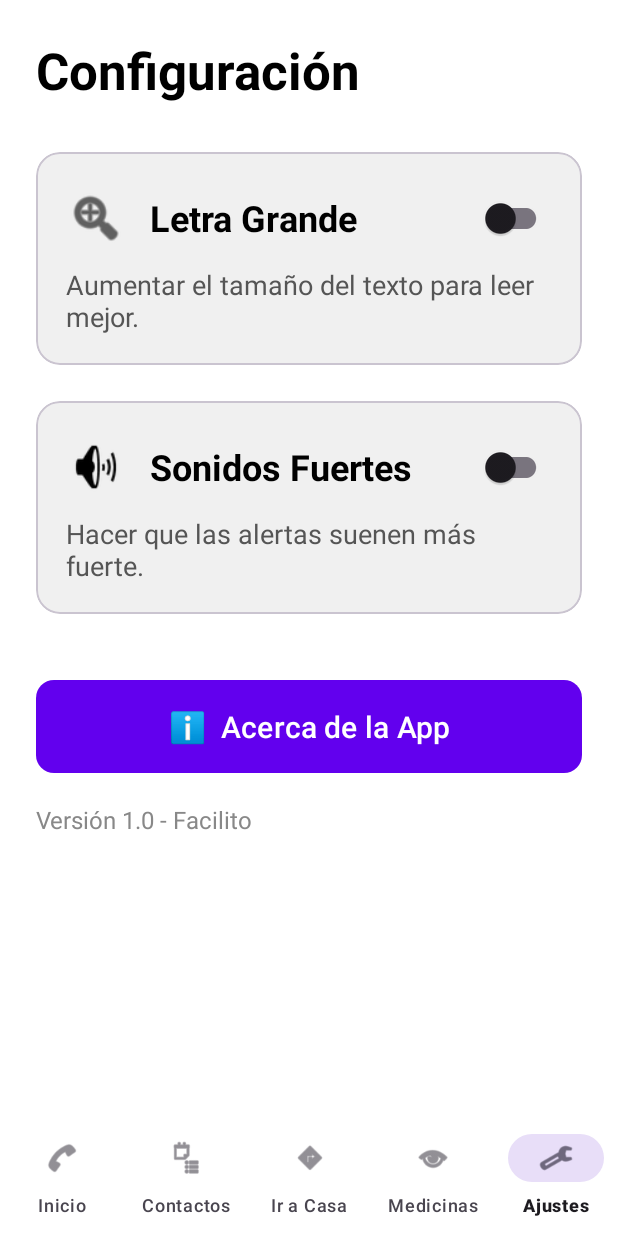
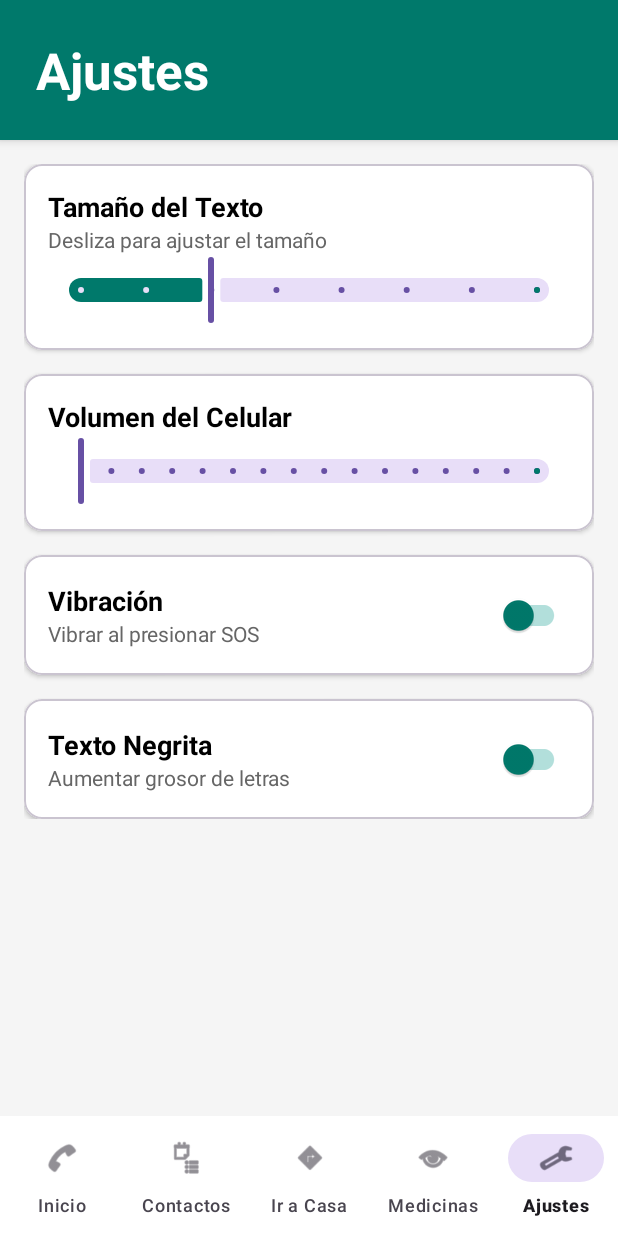
Before and after one commit to rotergo/Facitilo-App, an Android app: the screen it shows after launch (MainActivity), item 5 of the bottom bar chosen, on a phone screen of 412 x 824 dp. Run offline under Robolectric (Android 15) with nearby library versions, the phone set to English and light mode, and no system bars.

Commit message:
cambio de desieño y configuraciones

```diff
--- a/app/src/main/AndroidManifest.xml
+++ b/app/src/main/AndroidManifest.xml
@@ -4,6 +4,7 @@
 
     <uses-permission android:name="android.permission.CALL_PHONE" />
     <uses-permission android:name="android.permission.SEND_SMS" />
+    <uses-permission android:name="android.permission.VIBRATE" />
     <uses-permission android:name="android.permission.ACCESS_FINE_LOCATION" />
     <uses-permission android:name="android.permission.ACCESS_COARSE_LOCATION" />
     <uses-permission android:name="android.permission.POST_NOTIFICATIONS" />
--- a/app/src/main/java/com/example/facitilov2/HomeFragment.kt
+++ b/app/src/main/java/com/example/facitilov2/HomeFragment.kt
@@ -14,6 +14,9 @@ import androidx.core.content.ContextCompat
 import androidx.fragment.app.Fragment
 import com.google.android.gms.location.LocationServices
 import com.google.android.material.button.MaterialButton
+import android.os.Build
+import android.os.VibrationEffect
+import android.os.Vibrator
 
 class HomeFragment : Fragment() {
 
@@ -40,7 +43,15 @@ class HomeFragment : Fragment() {
         // 1. Verificar si hay contactos guardados
         val prefs = context.getSharedPreferences("FacilitoPrefs", Context.MODE_PRIVATE)
         val contactCount = prefs.getInt("contact_count", 0)
-
+        if (prefs.getBoolean("vibration_enabled", false)) {
+            val vibrator = context.getSystemService(Context.VIBRATOR_SERVICE) as Vibrator
+            if (Build.VERSION.SDK_INT >= Build.VERSION_CODES.O) {
+                // Vibrar por 500 milisegundos (medio segundo)
+                vibrator.vibrate(VibrationEffect.createOneShot(500, VibrationEffect.DEFAULT_AMPLITUDE))
+            } else {
+                vibrator.vibrate(500)
+            }
+        }
         if (contactCount == 0) {
             Toast.makeText(context, "Agrega contactos primero en la pestaña 'Contactos'", Toast.LENGTH_LONG).show()
             return
--- a/app/src/main/java/com/example/facitilov2/MainActivity.kt
+++ b/app/src/main/java/com/example/facitilov2/MainActivity.kt
@@ -1,6 +1,7 @@
 package com.example.facitilov2
 
 import android.content.Context
+import android.content.res.Configuration
 import android.os.Bundle
 import androidx.appcompat.app.AppCompatActivity
 import androidx.fragment.app.Fragment
@@ -9,17 +10,21 @@ import com.google.android.material.bottomnavigation.BottomNavigationView
 class MainActivity : AppCompatActivity() {
 
     override fun onCreate(savedInstanceState: Bundle?) {
+        // 1. Aplicar Tema de Negrita ANTES de crear la vista
+        val prefs = getSharedPreferences("FacilitoPrefs", Context.MODE_PRIVATE)
+        if (prefs.getBoolean("bold_text", false)) {
+            setTheme(R.style.Theme_Facitilov2_Bold) // Usa el estilo que creamos
+        }
+
         super.onCreate(savedInstanceState)
         setContentView(R.layout.activity_main)
 
         val bottomNav = findViewById<BottomNavigationView>(R.id.bottom_navigation)
 
-        // Cargar el fragmento de Inicio por defecto al abrir la app
         if (savedInstanceState == null) {
             replaceFragment(HomeFragment())
         }
 
-        // Configurar los clics en la barra inferior
         bottomNav.setOnItemSelectedListener { item ->
             when (item.itemId) {
                 R.id.nav_home -> replaceFragment(HomeFragment())
@@ -33,26 +38,21 @@ class MainActivity : AppCompatActivity() {
         }
     }
 
-    private fun replaceFragment(fragment: Fragment) {
-        val fragmentManager = supportFragmentManager
-        val fragmentTransaction = fragmentManager.beginTransaction()
-        fragmentTransaction.replace(R.id.fragment_container, fragment)
-        fragmentTransaction.commit()
+    // 2. Aplicar Escala de Texto (Tamaño)
+    override fun attachBaseContext(newBase: Context) {
+        val prefs = newBase.getSharedPreferences("FacilitoPrefs", Context.MODE_PRIVATE)
+        val scale = prefs.getFloat("text_scale", 1.0f) // Leemos el valor del Slider
+
+        val config = Configuration(newBase.resources.configuration)
+        config.fontScale = scale
+
+        val context = newBase.createConfigurationContext(config)
+        super.attachBaseContext(context)
     }
 
-    // AGREGA ESTO PARA QUE FUNCIONE EL CAMBIO DE LETRA
-    override fun attachBaseContext(newBase: Context) {
-        val prefs = newBase.getSharedPreferences("FacilitoPrefs", Context.MODE_PRIVATE)
-        val isLargeText = prefs.getBoolean("large_text", false)
-
-        val newConfig = android.content.res.Configuration(newBase.resources.configuration)
-        if (isLargeText) {
-            newConfig.fontScale = 1.30f // Aumenta el tamaño un 30%
-        } else {
-            newConfig.fontScale = 1.0f // Tamaño normal
-        }
-
-        applyOverrideConfiguration(newConfig)
-        super.attachBaseContext(newBase)
+    private fun replaceFragment(fragment: Fragment) {
+        supportFragmentManager.beginTransaction()
+            .replace(R.id.fragment_container, fragment)
+            .commit()
     }
 }
--- a/app/src/main/java/com/example/facitilov2/SettingsFragment.kt
+++ b/app/src/main/java/com/example/facitilov2/SettingsFragment.kt
@@ -1,20 +1,22 @@
 package com.example.facitilov2
 
 import android.content.Context
+import android.media.AudioManager
 import android.os.Bundle
 import android.view.LayoutInflater
 import android.view.View
 import android.view.ViewGroup
 import android.widget.Toast
 import androidx.fragment.app.Fragment
-import com.google.android.material.button.MaterialButton
+import com.google.android.material.slider.Slider
 import com.google.android.material.switchmaterial.SwitchMaterial
 
 class SettingsFragment : Fragment() {
 
-    private lateinit var switchLargeText: SwitchMaterial
-    private lateinit var switchLoudSound: SwitchMaterial
-    private lateinit var btnAbout: MaterialButton
+    private lateinit var sliderTextSize: Slider
+    private lateinit var sliderVolume: Slider
+    private lateinit var switchVibration: SwitchMaterial
+    private lateinit var switchBoldText: SwitchMaterial
 
     override fun onCreateView(
         inflater: LayoutInflater, container: ViewGroup?,
@@ -22,45 +24,55 @@ class SettingsFragment : Fragment() {
     ): View? {
         val view = inflater.inflate(R.layout.fragment_settings, container, false)
 
-        switchLargeText = view.findViewById(R.id.switchLargeText)
-        switchLoudSound = view.findViewById(R.id.switchLoudSound)
-        btnAbout = view.findViewById(R.id.btnAbout)
+        sliderTextSize = view.findViewById(R.id.sliderTextSize)
+        sliderVolume = view.findViewById(R.id.sliderVolume)
+        switchVibration = view.findViewById(R.id.switchVibration)
+        switchBoldText = view.findViewById(R.id.switchBoldText)
 
-        loadPreferences()
+        val prefs = requireContext().getSharedPreferences("FacilitoPrefs", Context.MODE_PRIVATE)
+        val audioManager = requireContext().getSystemService(Context.AUDIO_SERVICE) as AudioManager
 
-        switchLargeText.setOnCheckedChangeListener { _, isChecked ->
-            savePreference("large_text", isChecked)
-            if (isChecked) {
-                Toast.makeText(context, "Modo Texto Grande activado", Toast.LENGTH_SHORT).show()
+        // 1. Configurar Slider de Texto (Cargar valor guardado)
+        val savedScale = prefs.getFloat("text_scale", 1.0f)
+        sliderTextSize.value = savedScale
+
+        sliderTextSize.addOnChangeListener { _, value, _ ->
+            prefs.edit().putFloat("text_scale", value).apply()
+            // Reiniciamos la actividad para aplicar el cambio de tamaño
+            // Solo lo hacemos cuando el usuario suelta el dedo (opcional, aquí lo hace al mover)
+        }
+        // Truco: Aplicar el cambio solo cuando suelta el slider para no parpadear tanto
+        sliderTextSize.addOnSliderTouchListener(object : Slider.OnSliderTouchListener {
+            override fun onStartTrackingTouch(slider: Slider) {}
+            override fun onStopTrackingTouch(slider: Slider) {
+                requireActivity().recreate()
             }
+        })
+
+        // 2. Configurar Slider de Volumen (Controlar volumen real)
+        val maxVolume = audioManager.getStreamMaxVolume(AudioManager.STREAM_MUSIC).toFloat()
+        val currentVolume = audioManager.getStreamVolume(AudioManager.STREAM_MUSIC).toFloat()
+
+        sliderVolume.valueFrom = 0f
+        sliderVolume.valueTo = maxVolume
+        sliderVolume.value = currentVolume
+
+        sliderVolume.addOnChangeListener { _, value, _ ->
+            audioManager.setStreamVolume(AudioManager.STREAM_MUSIC, value.toInt(), 0)
         }
 
-        switchLoudSound.setOnCheckedChangeListener { _, isChecked ->
-            savePreference("loud_sound", isChecked)
+        // 3. Configurar Interruptores
+        switchVibration.isChecked = prefs.getBoolean("vibration_enabled", false)
+        switchVibration.setOnCheckedChangeListener { _, isChecked ->
+            prefs.edit().putBoolean("vibration_enabled", isChecked).apply()
         }
 
-        btnAbout.setOnClickListener {
-            Toast.makeText(context, "Facilito App v1.0\nCreado para ayudar", Toast.LENGTH_LONG).show()
-        }
-
-        switchLargeText.setOnCheckedChangeListener { _, isChecked ->
-            savePreference("large_text", isChecked)
-
-            // ESTA LÍNEA ES LA CLAVE: Reinicia la app para aplicar el cambio al instante
-            requireActivity().recreate()
+        switchBoldText.isChecked = prefs.getBoolean("bold_text", false)
+        switchBoldText.setOnCheckedChangeListener { _, isChecked ->
+            prefs.edit().putBoolean("bold_text", isChecked).apply()
+            requireActivity().recreate() // Reiniciar para aplicar negrita
         }
 
         return view
     }
-
-    private fun savePreference(key: String, value: Boolean) {
-        val prefs = requireContext().getSharedPreferences("FacilitoPrefs", Context.MODE_PRIVATE)
-        prefs.edit().putBoolean(key, value).apply()
-    }
-
-    private fun loadPreferences() {
-        val prefs = requireContext().getSharedPreferences("FacilitoPrefs", Context.MODE_PRIVATE)
-        switchLargeText.isChecked = prefs.getBoolean("large_text", false)
-        switchLoudSound.isChecked = prefs.getBoolean("loud_sound", false)
-    }
 }
--- a/app/src/main/res/layout/fragment_settings.xml
+++ b/app/src/main/res/layout/fragment_settings.xml
@@ -1,153 +1,186 @@
 <?xml version="1.0" encoding="utf-8"?>
-<ScrollView xmlns:android="http://schemas.android.com/apk/res/android"
+<LinearLayout xmlns:android="http://schemas.android.com/apk/res/android"
               xmlns:app="http://schemas.android.com/apk/res-auto"
               android:layout_width="match_parent"
               android:layout_height="match_parent"
-            android:background="#FFFFFF"
-            android:fillViewport="true">
+              android:orientation="vertical"
+              android:background="#F5F5F5">
+
+    <LinearLayout
+            android:layout_width="match_parent"
+            android:layout_height="wrap_content"
+            android:background="@color/teal_700"
+            android:padding="24dp"
+            android:elevation="4dp">
+        <TextView
+                android:layout_width="wrap_content"
+                android:layout_height="wrap_content"
+                android:text="Ajustes"
+                android:textSize="34sp"
+                android:textStyle="bold"
+                android:textColor="#FFFFFF" />
+    </LinearLayout>
+
+    <ScrollView
+            android:layout_width="match_parent"
+            android:layout_height="match_parent">
 
         <LinearLayout
                 android:layout_width="match_parent"
                 android:layout_height="wrap_content"
                 android:orientation="vertical"
-            android:padding="24dp">
-
-        <TextView
-                android:layout_width="wrap_content"
-                android:layout_height="wrap_content"
-                android:text="Configuración"
-                android:textSize="34sp"
-                android:textStyle="bold"
-                android:textColor="#000000"
-                android:layout_marginBottom="32dp" />
+                android:padding="16dp">
 
             <com.google.android.material.card.MaterialCardView
                     android:layout_width="match_parent"
                     android:layout_height="wrap_content"
-                app:cardBackgroundColor="#F0F0F0"
-                app:cardCornerRadius="16dp"
-                app:cardElevation="0dp"
-                android:layout_marginBottom="24dp">
-
+                    app:cardBackgroundColor="#FFFFFF"
+                    app:cardCornerRadius="12dp"
+                    app:cardElevation="2dp">
                 <LinearLayout
                         android:layout_width="match_parent"
                         android:layout_height="wrap_content"
                         android:orientation="vertical"
-                    android:padding="20dp">
+                        android:padding="16dp">
+                    <TextView
+                            android:layout_width="wrap_content"
+                            android:layout_height="wrap_content"
+                            android:text="Tamaño del Texto"
+                            android:textSize="18sp"
+                            android:textStyle="bold"
+                            android:textColor="#000000"/>
+                    <TextView
+                            android:layout_width="wrap_content"
+                            android:layout_height="wrap_content"
+                            android:text="Desliza para ajustar el tamaño"
+                            android:textSize="14sp"
+                            android:textColor="#666666"/>
 
-                <LinearLayout
+                    <com.google.android.material.slider.Slider
+                            android:id="@+id/sliderTextSize"
                             android:layout_width="match_parent"
                             android:layout_height="wrap_content"
-                        android:orientation="horizontal"
-                        android:gravity="center_vertical">
-
-                    <ImageView
-                            android:layout_width="40dp"
-                            android:layout_height="40dp"
-                            android:src="@android:drawable/ic_menu_zoom"
-                            app:tint="#000000" />
-
-                    <TextView
-                            android:layout_width="0dp"
-                            android:layout_height="wrap_content"
-                            android:layout_weight="1"
-                            android:text="Letra Grande"
-                            android:textSize="24sp"
-                            android:textStyle="bold"
-                            android:textColor="#000000"
-                            android:layout_marginStart="16dp"/>
-
-                    <com.google.android.material.switchmaterial.SwitchMaterial
-                            android:id="@+id/switchLargeText"
-                            android:layout_width="wrap_content"
-                            android:layout_height="wrap_content"
-                            android:minWidth="48dp"
-                            android:minHeight="48dp" />
-                </LinearLayout>
-
-                <TextView
-                        android:layout_width="match_parent"
-                        android:layout_height="wrap_content"
-                        android:text="Aumentar el tamaño del texto para leer mejor."
-                        android:textSize="18sp"
-                        android:textColor="#555555"
-                        android:layout_marginTop="8dp"/>
+                            android:valueFrom="0.8"
+                            android:valueTo="1.5"
+                            android:stepSize="0.1"
+                            android:value="1.0"
+                            app:thumbTint="@color/teal_700"
+                            app:trackColorActive="@color/teal_700"/>
                 </LinearLayout>
             </com.google.android.material.card.MaterialCardView>
 
             <com.google.android.material.card.MaterialCardView
                     android:layout_width="match_parent"
                     android:layout_height="wrap_content"
-                app:cardBackgroundColor="#F0F0F0"
-                app:cardCornerRadius="16dp"
-                app:cardElevation="0dp"
-                android:layout_marginBottom="24dp">
-
+                    android:layout_marginTop="16dp"
+                    app:cardBackgroundColor="#FFFFFF"
+                    app:cardCornerRadius="12dp"
+                    app:cardElevation="2dp">
                 <LinearLayout
                         android:layout_width="match_parent"
                         android:layout_height="wrap_content"
                         android:orientation="vertical"
-                    android:padding="20dp">
+                        android:padding="16dp">
+                    <TextView
+                            android:layout_width="wrap_content"
+                            android:layout_height="wrap_content"
+                            android:text="Volumen del Celular"
+                            android:textSize="18sp"
+                            android:textStyle="bold"
+                            android:textColor="#000000"/>
 
+                    <com.google.android.material.slider.Slider
+                            android:id="@+id/sliderVolume"
+                            android:layout_width="match_parent"
+                            android:layout_height="wrap_content"
+                            android:valueFrom="0"
+                            android:valueTo="15"
+                            android:stepSize="1"
+                            app:thumbTint="@color/teal_700"
+                            app:trackColorActive="@color/teal_700"/>
+                </LinearLayout>
+            </com.google.android.material.card.MaterialCardView>
+
+            <com.google.android.material.card.MaterialCardView
+                    android:layout_width="match_parent"
+                    android:layout_height="wrap_content"
+                    android:layout_marginTop="16dp"
+                    app:cardBackgroundColor="#FFFFFF"
+                    app:cardCornerRadius="12dp"
+                    app:cardElevation="2dp">
                 <LinearLayout
                         android:layout_width="match_parent"
                         android:layout_height="wrap_content"
-                        android:orientation="horizontal"
+                        android:padding="16dp"
                         android:gravity="center_vertical">
-
-                    <ImageView
-                            android:layout_width="40dp"
-                            android:layout_height="40dp"
-                            android:src="@android:drawable/ic_lock_silent_mode_off"
-                            app:tint="#000000" />
-
-                    <TextView
+                    <LinearLayout
                             android:layout_width="0dp"
                             android:layout_height="wrap_content"
                             android:layout_weight="1"
-                            android:text="Sonidos Fuertes"
-                            android:textSize="24sp"
+                            android:orientation="vertical">
+                        <TextView
+                                android:text="Vibración"
+                                android:textSize="18sp"
                                 android:textStyle="bold"
                                 android:textColor="#000000"
-                            android:layout_marginStart="16dp"/>
-
+                                android:layout_width="wrap_content"
+                                android:layout_height="wrap_content"/>
+                        <TextView
+                                android:text="Vibrar al presionar SOS"
+                                android:textSize="14sp"
+                                android:textColor="#666666"
+                                android:layout_width="wrap_content"
+                                android:layout_height="wrap_content"/>
+                    </LinearLayout>
                     <com.google.android.material.switchmaterial.SwitchMaterial
-                            android:id="@+id/switchLoudSound"
+                            android:id="@+id/switchVibration"
                             android:layout_width="wrap_content"
                             android:layout_height="wrap_content"
-                            android:minWidth="48dp"
-                            android:minHeight="48dp" />
-                </LinearLayout>
-
-                <TextView
-                        android:layout_width="match_parent"
-                        android:layout_height="wrap_content"
-                        android:text="Hacer que las alertas suenen más fuerte."
-                        android:textSize="18sp"
-                        android:textColor="#555555"
-                        android:layout_marginTop="8dp"/>
+                            app:thumbTint="@color/teal_700"
+                            app:trackTint="#B2DFDB"/>
                 </LinearLayout>
             </com.google.android.material.card.MaterialCardView>
 
-        <com.google.android.material.button.MaterialButton
-                android:id="@+id/btnAbout"
-                android:layout_width="match_parent"
-                android:layout_height="70dp"
-                android:text="ℹ️  Acerca de la App"
-                android:textSize="20sp"
-                android:textColor="#FFFFFF"
-                app:backgroundTint="#6200EE"
-                app:cornerRadius="12dp"
-                android:layout_marginTop="16dp"/>
-
-        <TextView
+            <com.google.android.material.card.MaterialCardView
                     android:layout_width="match_parent"
                     android:layout_height="wrap_content"
-                android:text="Versión 1.0 - Facilito"
-                android:textAlignment="center"
-                android:textSize="16sp"
                     android:layout_marginTop="16dp"
-                android:textColor="#888888"/>
+                    app:cardBackgroundColor="#FFFFFF"
+                    app:cardCornerRadius="12dp"
+                    app:cardElevation="2dp">
+                <LinearLayout
+                        android:layout_width="match_parent"
+                        android:layout_height="wrap_content"
+                        android:padding="16dp"
+                        android:gravity="center_vertical">
+                    <LinearLayout
+                            android:layout_width="0dp"
+                            android:layout_height="wrap_content"
+                            android:layout_weight="1"
+                            android:orientation="vertical">
+                        <TextView
+                                android:text="Texto Negrita"
+                                android:textSize="18sp"
+                                android:textStyle="bold"
+                                android:textColor="#000000"
+                                android:layout_width="wrap_content"
+                                android:layout_height="wrap_content"/>
+                        <TextView
+                                android:text="Aumentar grosor de letras"
+                                android:textSize="14sp"
+                                android:textColor="#666666"
+                                android:layout_width="wrap_content"
+                                android:layout_height="wrap_content"/>
+                    </LinearLayout>
+                    <com.google.android.material.switchmaterial.SwitchMaterial
+                            android:id="@+id/switchBoldText"
+                            android:layout_width="wrap_content"
+                            android:layout_height="wrap_content"
+                            app:thumbTint="@color/teal_700"
+                            app:trackTint="#B2DFDB"/>
+                </LinearLayout>
+            </com.google.android.material.card.MaterialCardView>
 
         </LinearLayout>
     </ScrollView>
+</LinearLayout>
--- a/app/src/main/res/values/colors.xml
+++ b/app/src/main/res/values/colors.xml
@@ -4,4 +4,5 @@
     <color name="secondaryColor">#F5F5F5</color> <color name="cardBackground">#FFFFFF</color>
     <color name="textColorPrimary">#212121</color>
     <color name="textColorSecondary">#757575</color>
+    <color name="teal_700">#00796B</color>
 </resources>
--- a/app/src/main/res/values/themes.xml
+++ b/app/src/main/res/values/themes.xml
@@ -1,5 +1,18 @@
 <?xml version="1.0" encoding="utf-8"?>
+
+
 <resources>
+    <style name="Theme.Facitilov2.Bold" parent="Theme.Material3.Light.NoActionBar">
+        <item name="android:textViewStyle">@style/BoldTextStyle</item>
+        <item name="buttonStyle">@style/BoldButtonStyle</item>
+    </style>
 
+    <style name="BoldTextStyle" parent="android:Widget.TextView">
+        <item name="android:textStyle">bold</item>
+    </style>
+
+    <style name="BoldButtonStyle" parent="Widget.MaterialComponents.Button">
+        <item name="android:textStyle">bold</item>
+    </style>
     <style name="Theme.Facitilov2" parent="android:Theme.Material.Light.NoActionBar" />
 </resources>
```
Lines whose indentation alone changed are shown as unchanged.
